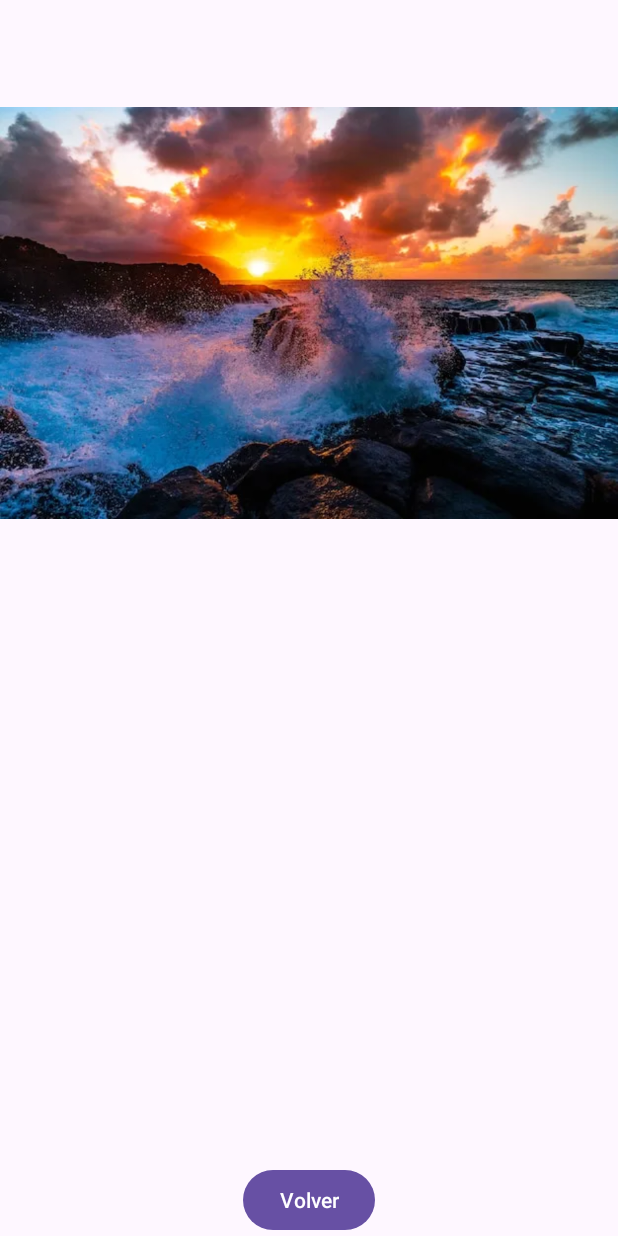
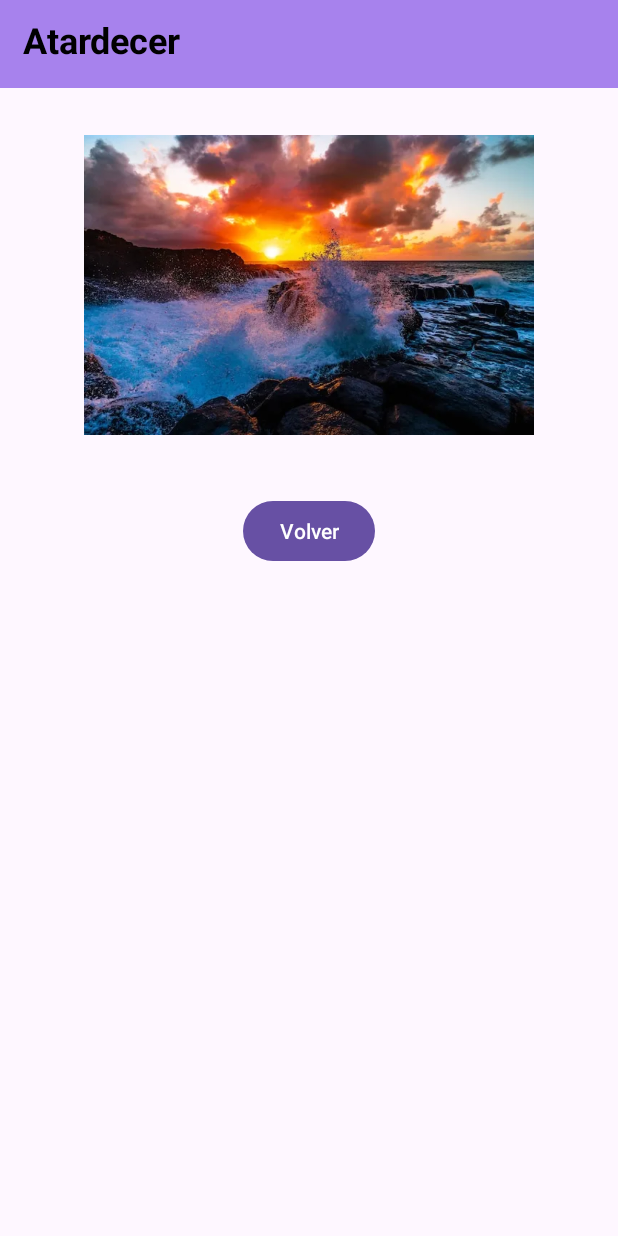
Before and after one commit to AldoVasquez07/PPDM_2024, an Android app: the screen it shows after launch (ImageActivity), after a tap on "Siguiente", on a phone screen of 412 x 824 dp. Run offline under Robolectric (Android 15) with nearby library versions, the phone set to English and light mode, and no system bars.

Commit message:
Agregando clase Utils, que contiene las opciones principales del Spinner, además se ha aumentado una función y variables estáticas para cambiar la cabecera, al momento de seleccionar una imagen.

```diff
--- a/Unidad_2/Practica_3/Ejercicios_Propuestos/App_Ejercicio_1/app/src/main/java/com/ppdm/app_ejercicio_1/ImageActivity.kt
+++ b/Unidad_2/Practica_3/Ejercicios_Propuestos/App_Ejercicio_1/app/src/main/java/com/ppdm/app_ejercicio_1/ImageActivity.kt
@@ -3,13 +3,16 @@ package com.ppdm.app_ejercicio_1
 import android.os.Bundle
 import android.widget.Button
 import android.widget.ImageView
+import android.widget.TextView
 import androidx.appcompat.app.AppCompatActivity
 
 class ImageActivity : AppCompatActivity() {
 
     private lateinit var imageView: ImageView
     private lateinit var backButton: Button
+    private lateinit var headerText: TextView
     private var imageIndex: Int = 0
+
 
     override fun onCreate(savedInstanceState: Bundle?) {
         super.onCreate(savedInstanceState)
@@ -17,10 +20,13 @@ class ImageActivity : AppCompatActivity() {
 
         imageView = findViewById(R.id.imageView)
         backButton = findViewById(R.id.backButton)
+        headerText = findViewById(R.id.headerText)
 
         // Recuperar el índice de la imagen del Intent o del estado guardado
         val savedImageIndex = savedInstanceState?.getInt("saved_image_index")
         imageIndex = intent.getIntExtra("image_index", savedImageIndex ?: 0)
+
+        updateHeaderText(Utils.imageNames[imageIndex])
 
         // Lista de imágenes
         val images = arrayOf(
@@ -44,4 +50,7 @@ class ImageActivity : AppCompatActivity() {
         // Guardar el índice de la imagen en el estado guardado
         outState.putInt("saved_image_index", imageIndex)
     }
+    private fun updateHeaderText(text: String) {
+        headerText.text = text
+    }
 }
--- a/Unidad_2/Practica_3/Ejercicios_Propuestos/App_Ejercicio_1/app/src/main/java/com/ppdm/app_ejercicio_1/MainActivity.kt
+++ b/Unidad_2/Practica_3/Ejercicios_Propuestos/App_Ejercicio_1/app/src/main/java/com/ppdm/app_ejercicio_1/MainActivity.kt
@@ -18,8 +18,7 @@ class MainActivity : AppCompatActivity() {
         imageSpinner = findViewById(R.id.imageSpinner)
         nextButton = findViewById(R.id.nextButton)
 
-        val imageNames = arrayOf("Image 1", "Image 2", "Image 3")
-        val adapter = ArrayAdapter(this, android.R.layout.simple_spinner_item, imageNames)
+        val adapter = ArrayAdapter(this, android.R.layout.simple_spinner_item, Utils.imageNames)
         imageSpinner.adapter = adapter
 
         // Mantener la selección del Spinner al rotar
--- /dev/null
+++ b/Unidad_2/Practica_3/Ejercicios_Propuestos/App_Ejercicio_1/app/src/main/java/com/ppdm/app_ejercicio_1/Utils.kt
@@ -0,0 +1,5 @@
+package com.ppdm.app_ejercicio_1
+
+object Utils {
+    val imageNames = arrayOf("Atardecer", "Nieve", "Campo")
+}
--- a/Unidad_2/Practica_3/Ejercicios_Propuestos/App_Ejercicio_1/app/src/main/res/layout/activity_image.xml
+++ b/Unidad_2/Practica_3/Ejercicios_Propuestos/App_Ejercicio_1/app/src/main/res/layout/activity_image.xml
@@ -5,20 +5,40 @@
     android:layout_width="match_parent"
     android:layout_height="match_parent">
 
+    <TextView
+        android:id="@+id/headerText"
+        android:layout_width="match_parent"
+        android:layout_height="wrap_content"
+        android:text="@string/cabecera_imagen"
+        android:textSize="24sp"
+        android:textStyle="bold"
+        android:textColor="@color/black"
+        android:background="@color/header_background"
+        android:paddingStart="15dp"
+        android:paddingTop="10dp"
+        app:layout_constraintTop_toTopOf="parent"
+        app:layout_constraintStart_toStartOf="parent"
+        app:layout_constraintEnd_toEndOf="parent"
+        android:paddingBottom="16dp" />
+
     <ImageView
         android:id="@+id/imageView"
-        android:layout_width="wrap_content"
-        android:layout_height="wrap_content"
+        android:layout_width="300dp"
+        android:layout_height="200dp"
+        android:layout_marginTop="90dp"
         app:layout_constraintTop_toTopOf="parent"
         app:layout_constraintStart_toStartOf="parent"
         app:layout_constraintEnd_toEndOf="parent"/>
+
 
     <Button
         android:id="@+id/backButton"
         android:layout_width="wrap_content"
         android:layout_height="wrap_content"
         android:text="Volver"
-        app:layout_constraintBottom_toBottomOf="parent"
+        app:layout_constraintTop_toBottomOf="@id/imageView"
         app:layout_constraintEnd_toEndOf="parent"
-        app:layout_constraintStart_toStartOf="parent"/>
+        app:layout_constraintStart_toStartOf="parent"
+        android:layout_marginTop="40dp"/>
+
 </androidx.constraintlayout.widget.ConstraintLayout>
--- a/Unidad_2/Practica_3/Ejercicios_Propuestos/App_Ejercicio_1/app/src/main/res/values/strings.xml
+++ b/Unidad_2/Practica_3/Ejercicios_Propuestos/App_Ejercicio_1/app/src/main/res/values/strings.xml
@@ -1,3 +1,4 @@
 <resources>
     <string name="app_name">App_Ejercicio_1</string>
+    <string name="cabecera_imagen"> </string>
 </resources>
```
